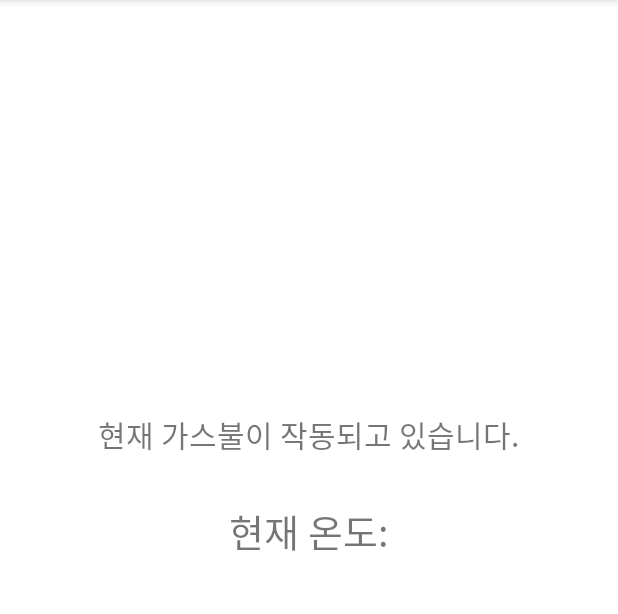
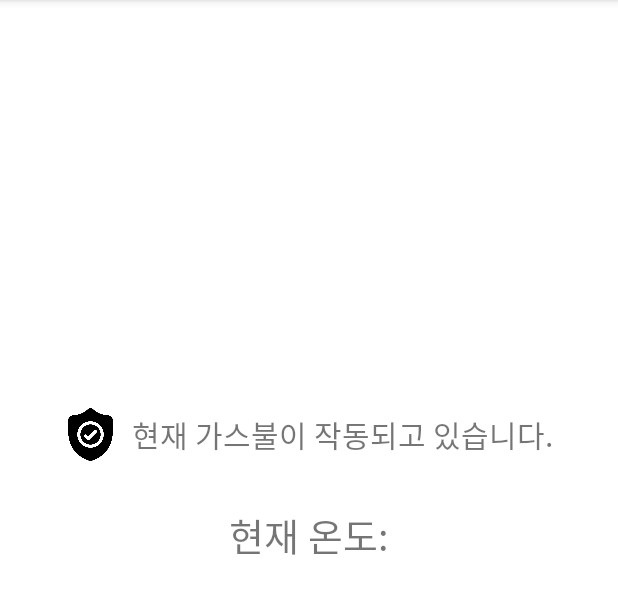
Before and after one commit to fallen0253/NewHomePlus, an Android app: the Kitchen screen opened directly, with no data from a screen before it, on a phone screen of 412 x 824 dp, the part 84-698 px from its top. Run offline under Robolectric (Android 15) with nearby library versions, the phone set to English and light mode, and no system bars.

```diff
--- a/app/src/main/java/com/example/NewHomePlus/Kitchen.java
+++ b/app/src/main/java/com/example/NewHomePlus/Kitchen.java
@@ -1,6 +1,8 @@
 package com.example.NewHomePlus;
 
 import android.os.Bundle;
+import android.widget.ImageView;
+import android.widget.TextView;
 
 import androidx.annotation.Nullable;
 import androidx.appcompat.app.AppCompatActivity;
@@ -8,6 +10,8 @@ import androidx.appcompat.app.AppCompatActivity;
 
 public class Kitchen extends AppCompatActivity {
 
+    ImageView ivSecurity;
+    TextView tvFireOn, tvTemperature;
     @Override
     protected void onCreate(@Nullable Bundle savedInstanceState) {
         super.onCreate(savedInstanceState);
--- a/app/src/main/res/layout/activity_home_plus_main.xml
+++ b/app/src/main/res/layout/activity_home_plus_main.xml
@@ -98,6 +98,12 @@
                 android:layout_alignParentBottom="true"
                 android:layout_centerHorizontal="true"
                 android:src="@drawable/light"/>
+            <TextView
+                android:id="@+id/tvLightState"
+                android:layout_width="wrap_content"
+                android:layout_height="wrap_content"
+                android:text="OFF"
+                android:textSize="20sp"/>
         </LinearLayout>
 
     </LinearLayout>
--- a/app/src/main/res/layout/kitchen.xml
+++ b/app/src/main/res/layout/kitchen.xml
@@ -15,10 +15,12 @@
         android:gravity="center">
         <ImageView
             android:id="@+id/ivSecurity"
-            android:layout_width="wrap_content"
-            android:layout_height="wrap_content"/>
+            android:layout_width="35dp"
+            android:layout_height="35dp"
+            android:layout_marginRight="10dp"
+            android:src="@drawable/shield_off"/>
         <TextView
-            android:id="@+id/tvFireText"
+            android:id="@+id/tvFireOn"
             android:layout_width="wrap_content"
             android:layout_height="wrap_content"
             android:layout_gravity="center"
@@ -26,7 +28,6 @@
             android:textSize="20dp" />
 
     </LinearLayout>
-
     <TextView
         android:id="@+id/tvTemperature"
         android:text="현재 온도:"
```
Also changed, not shown: app/src/main/java/com/example/NewHomePlus/homePlusMain.java (+24 -4 lines), app/src/main/res/drawable/shield_off.png (added), app/src/main/res/drawable/shield_on.png (added).
